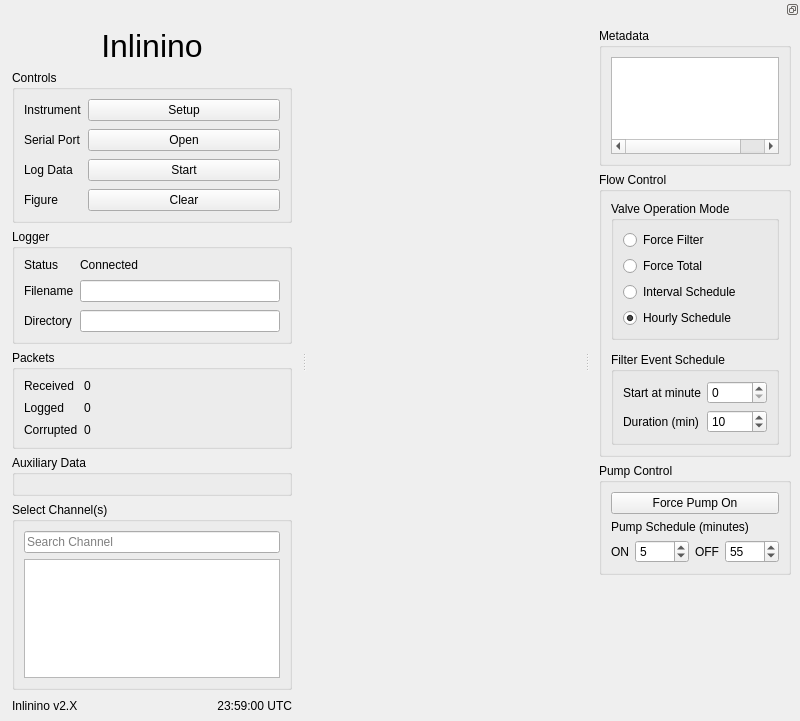
Above: inlinino/resources/main.ui from OceanOptics/Inlinino before the change. Below: the same form after it.
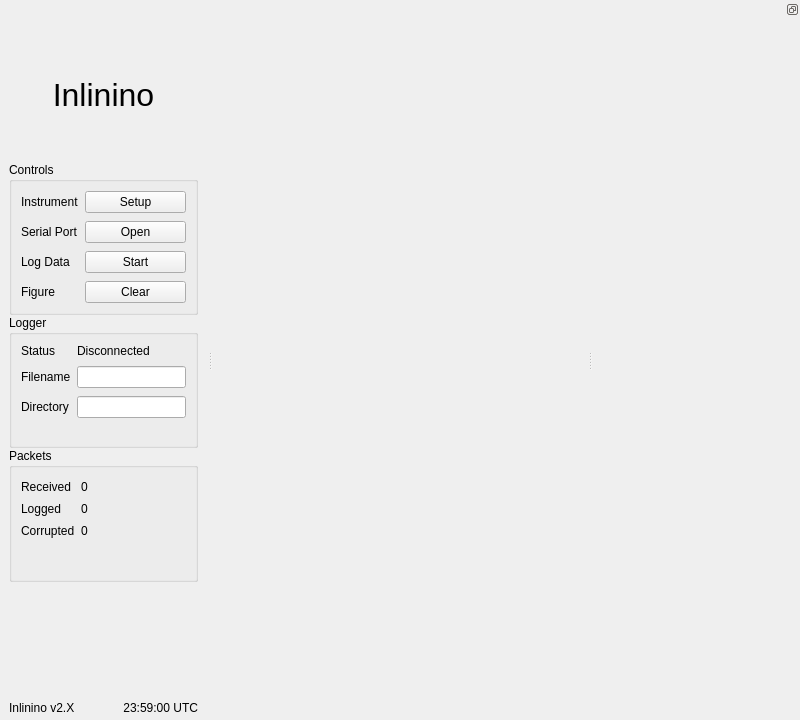
That is the form after the change.

```diff
--- a/inlinino/resources/main.ui
+++ b/inlinino/resources/main.ui
@@ -7,7 +7,7 @@
     <x>0</x>
     <y>0</y>
     <width>800</width>
-    <height>721</height>
+    <height>720</height>
    </rect>
   </property>
   <property name="windowTitle">
@@ -27,11 +27,11 @@
    </layout>
   </widget>
   <widget class="QDockWidget" name="dock_widget_primary">
-   <property name="sizePolicy">
-    <sizepolicy hsizetype="Preferred" vsizetype="Preferred">
-     <horstretch>0</horstretch>
-     <verstretch>1</verstretch>
-    </sizepolicy>
+   <property name="minimumSize">
+    <size>
+     <width>207</width>
+     <height>490</height>
+    </size>
    </property>
    <property name="floating">
     <bool>false</bool>
@@ -45,10 +45,10 @@
    <attribute name="dockWidgetArea">
     <number>1</number>
    </attribute>
-   <widget class="QWidget" name="dockWidgetContents">
-    <layout class="QVBoxLayout" name="dw_primary_layout">
-     <property name="leftMargin">
-      <number>12</number>
+   <widget class="QWidget" name="docked_widget_core">
+    <layout class="QVBoxLayout" name="docked_widget_core_layout">
+     <property name="spacing">
+      <number>0</number>
      </property>
      <property name="bottomMargin">
       <number>5</number>
@@ -65,7 +65,7 @@
         <bool>false</bool>
        </property>
        <property name="alignment">
-        <set>Qt::AlignHCenter|Qt::AlignTop</set>
+        <set>Qt::AlignCenter</set>
        </property>
        <property name="margin">
         <number>8</number>
@@ -192,7 +192,7 @@
         <item row="0" column="1">
          <widget class="QLabel" name="label_status">
           <property name="text">
-           <string>Connected</string>
+           <string>Disconnected</string>
           </property>
          </widget>
         </item>
@@ -254,6 +254,9 @@
         <property name="verticalSpacing">
          <number>8</number>
         </property>
+        <property name="topMargin">
+         <number>12</number>
+        </property>
         <item row="0" column="0">
          <widget class="QLabel" name="label_6">
           <property name="text">
@@ -300,72 +303,40 @@
       </widget>
      </item>
      <item>
-      <widget class="QGroupBox" name="group_box_aux_data">
-       <property name="enabled">
-        <bool>true</bool>
+      <layout class="QVBoxLayout" name="docked_widget_primary_layout">
+       <property name="spacing">
+        <number>0</number>
        </property>
-       <property name="title">
-        <string>Auxiliary Data</string>
+       <property name="leftMargin">
+        <number>0</number>
        </property>
-       <layout class="QFormLayout" name="group_box_aux_data_layout">
-        <property name="labelAlignment">
-         <set>Qt::AlignLeading|Qt::AlignLeft|Qt::AlignVCenter</set>
-        </property>
-        <property name="formAlignment">
-         <set>Qt::AlignLeading|Qt::AlignLeft|Qt::AlignTop</set>
-        </property>
-        <property name="verticalSpacing">
-         <number>8</number>
-        </property>
-       </layout>
-      </widget>
-     </item>
-     <item>
-      <widget class="QGroupBox" name="group_box_active_timeseries_variables">
-       <property name="title">
-        <string>Select Channel(s)</string>
+       <property name="topMargin">
+        <number>0</number>
        </property>
-       <layout class="QVBoxLayout" name="group_box_active_timeseries_variables_layout">
-        <item>
-         <widget class="QLineEdit" name="le_active_timeseries_variables_search">
-          <property name="placeholderText">
-           <string>Search Channel</string>
-          </property>
-         </widget>
-        </item>
-        <item>
-         <widget class="QListView" name="list_view_active_timeseries_variables">
-          <property name="sizePolicy">
-           <sizepolicy hsizetype="Preferred" vsizetype="Expanding">
-            <horstretch>0</horstretch>
-            <verstretch>0</verstretch>
-           </sizepolicy>
-          </property>
-         </widget>
-        </item>
-       </layout>
-      </widget>
-     </item>
-     <item>
-      <spacer name="patrick_the_vertical_spacer">
-       <property name="orientation">
-        <enum>Qt::Vertical</enum>
+       <property name="rightMargin">
+        <number>0</number>
        </property>
-       <property name="sizeHint" stdset="0">
-        <size>
-         <width>0</width>
-         <height>20</height>
-        </size>
+       <property name="bottomMargin">
+        <number>0</number>
        </property>
-      </spacer>
+      </layout>
      </item>
      <item>
       <layout class="QHBoxLayout" name="horizontal_layout_footer">
        <item>
         <widget class="QLabel" name="label_app_version">
+         <property name="sizePolicy">
+          <sizepolicy hsizetype="Preferred" vsizetype="Minimum">
+           <horstretch>0</horstretch>
+           <verstretch>0</verstretch>
+          </sizepolicy>
+         </property>
          <property name="text">
           <string>Inlinino v2.X</string>
          </property>
+         <property name="alignment">
+          <set>Qt::AlignBottom|Qt::AlignLeading|Qt::AlignLeft</set>
+         </property>
         </widget>
        </item>
        <item>
@@ -375,19 +346,25 @@
          </property>
          <property name="sizeHint" stdset="0">
           <size>
-           <width>40</width>
-           <height>20</height>
+           <width>0</width>
+           <height>0</height>
           </size>
          </property>
         </spacer>
        </item>
        <item>
         <widget class="QLabel" name="label_clock">
+         <property name="sizePolicy">
+          <sizepolicy hsizetype="Preferred" vsizetype="Minimum">
+           <horstretch>0</horstretch>
+           <verstretch>0</verstretch>
+          </sizepolicy>
+         </property>
          <property name="text">
           <string>23:59:00 UTC</string>
          </property>
          <property name="alignment">
-          <set>Qt::AlignRight|Qt::AlignTrailing|Qt::AlignVCenter</set>
+          <set>Qt::AlignBottom|Qt::AlignRight|Qt::AlignTrailing</set>
          </property>
         </widget>
        </item>
@@ -397,6 +374,15 @@
    </widget>
   </widget>
   <widget class="QDockWidget" name="dock_widget_secondary">
+   <property name="enabled">
+    <bool>true</bool>
+   </property>
+   <property name="minimumSize">
+    <size>
+     <width>207</width>
+     <height>0</height>
+    </size>
+   </property>
    <property name="floating">
     <bool>false</bool>
    </property>
@@ -409,270 +395,8 @@
    <attribute name="dockWidgetArea">
     <number>2</number>
    </attribute>
-   <widget class="QWidget" name="dock_widget_secondary_layout">
-    <layout class="QVBoxLayout" name="verticalLayout_2">
-     <item>
-      <widget class="QGroupBox" name="group_box_metadata">
-       <property name="title">
-        <string>Metadata</string>
-       </property>
-       <layout class="QVBoxLayout" name="verticalLayout_3">
-        <item>
-         <widget class="QTreeWidget" name="tree_widget_metadata">
-          <property name="sizePolicy">
-           <sizepolicy hsizetype="Minimum" vsizetype="Expanding">
-            <horstretch>0</horstretch>
-            <verstretch>0</verstretch>
-           </sizepolicy>
-          </property>
-          <property name="sizeAdjustPolicy">
-           <enum>QAbstractScrollArea::AdjustToContentsOnFirstShow</enum>
-          </property>
-          <property name="editTriggers">
-           <set>QAbstractItemView::NoEditTriggers</set>
-          </property>
-          <property name="selectionMode">
-           <enum>QAbstractItemView::NoSelection</enum>
-          </property>
-          <property name="indentation">
-           <number>8</number>
-          </property>
-          <attribute name="headerVisible">
-           <bool>false</bool>
-          </attribute>
-          <column>
-           <property name="text">
-            <string>Key</string>
-           </property>
-          </column>
-          <column>
-           <property name="text">
-            <string>Values</string>
-           </property>
-          </column>
-         </widget>
-        </item>
-       </layout>
-      </widget>
-     </item>
-     <item>
-      <widget class="QGroupBox" name="group_box_instrument_control">
-       <property name="sizePolicy">
-        <sizepolicy hsizetype="Preferred" vsizetype="Minimum">
-         <horstretch>0</horstretch>
-         <verstretch>0</verstretch>
-        </sizepolicy>
-       </property>
-       <property name="title">
-        <string>Flow Control</string>
-       </property>
-       <layout class="QVBoxLayout" name="verticalLayout">
-        <property name="spacing">
-         <number>12</number>
-        </property>
-        <item>
-         <widget class="QGroupBox" name="group_box_valve_mode">
-          <property name="sizePolicy">
-           <sizepolicy hsizetype="Preferred" vsizetype="Minimum">
-            <horstretch>0</horstretch>
-            <verstretch>0</verstretch>
-           </sizepolicy>
-          </property>
-          <property name="title">
-           <string>Valve Operation Mode</string>
-          </property>
-          <layout class="QVBoxLayout" name="verticalLayout_4">
-           <item>
-            <widget class="QRadioButton" name="radio_instrument_control_filter">
-             <property name="text">
-              <string>Force Filter</string>
-             </property>
-            </widget>
-           </item>
-           <item>
-            <widget class="QRadioButton" name="radio_instrument_control_total">
-             <property name="text">
-              <string>Force Total</string>
-             </property>
-            </widget>
-           </item>
-           <item>
-            <widget class="QRadioButton" name="radio_instrument_control_interval">
-             <property name="text">
-              <string>Interval Schedule</string>
-             </property>
-            </widget>
-           </item>
-           <item>
-            <widget class="QRadioButton" name="radio_instrument_control_hourly">
-             <property name="text">
-              <string>Hourly Schedule</string>
-             </property>
-             <property name="checked">
-              <bool>true</bool>
-             </property>
-            </widget>
-           </item>
-          </layout>
-         </widget>
-        </item>
-        <item>
-         <widget class="QGroupBox" name="group_box_instrument_control_filter_schedule">
-          <property name="enabled">
-           <bool>true</bool>
-          </property>
-          <property name="sizePolicy">
-           <sizepolicy hsizetype="Preferred" vsizetype="Minimum">
-            <horstretch>0</horstretch>
-            <verstretch>0</verstretch>
-           </sizepolicy>
-          </property>
-          <property name="title">
-           <string>Filter Event Schedule</string>
-          </property>
-          <layout class="QFormLayout" name="formLayout_2">
-           <item row="0" column="0">
-            <widget class="QLabel" name="label_instrument_control_filter_start_every">
-             <property name="enabled">
-              <bool>true</bool>
-             </property>
-             <property name="text">
-              <string>Start at minute</string>
-             </property>
-             <property name="buddy">
-              <cstring>spinbox_instrument_control_filter_start_every</cstring>
-             </property>
-            </widget>
-           </item>
-           <item row="0" column="1">
-            <widget class="QSpinBox" name="spinbox_instrument_control_filter_start_every">
-             <property name="minimum">
-              <number>0</number>
-             </property>
-             <property name="maximum">
-              <number>9999</number>
-             </property>
-             <property name="value">
-              <number>0</number>
-             </property>
-            </widget>
-           </item>
-           <item row="1" column="0">
-            <widget class="QLabel" name="label_filter_duration">
-             <property name="text">
-              <string>Duration (min)</string>
-             </property>
-             <property name="buddy">
-              <cstring>spinbox_instrument_control_filter_duration</cstring>
-             </property>
-            </widget>
-           </item>
-           <item row="1" column="1">
-            <widget class="QSpinBox" name="spinbox_instrument_control_filter_duration">
-             <property name="minimum">
-              <number>1</number>
-             </property>
-             <property name="maximum">
-              <number>9999</number>
-             </property>
-             <property name="value">
-              <number>10</number>
-             </property>
-            </widget>
-           </item>
-          </layout>
-         </widget>
-        </item>
-       </layout>
-      </widget>
-     </item>
-     <item>
-      <widget class="QGroupBox" name="group_box_pump_control">
-       <property name="title">
-        <string>Pump Control</string>
-       </property>
-       <layout class="QVBoxLayout" name="verticalLayout_5">
-        <item>
-         <widget class="QPushButton" name="pb_toggle_pump">
-          <property name="text">
-           <string>Force Pump On</string>
-          </property>
-          <property name="checkable">
-           <bool>true</bool>
-          </property>
-         </widget>
-        </item>
-        <item>
-         <widget class="QLabel" name="label_pump_schedule">
-          <property name="text">
-           <string>Pump Schedule (minutes)</string>
-          </property>
-         </widget>
-        </item>
-        <item>
-         <layout class="QHBoxLayout" name="horizontalLayout">
-          <item>
-           <widget class="QLabel" name="label_2">
-            <property name="text">
-             <string>ON</string>
-            </property>
-           </widget>
-          </item>
-          <item>
-           <widget class="QSpinBox" name="spinbox_pump_on">
-            <property name="minimum">
-             <number>0</number>
-            </property>
-            <property name="maximum">
-             <number>9999</number>
-            </property>
-            <property name="value">
-             <number>5</number>
-            </property>
-           </widget>
-          </item>
-          <item>
-           <widget class="QLabel" name="label_10">
-            <property name="text">
-             <string>OFF</string>
-            </property>
-           </widget>
-          </item>
-          <item>
-           <widget class="QSpinBox" name="spinbox_pump_off">
-            <property name="minimum">
-             <number>0</number>
-            </property>
-            <property name="maximum">
-             <number>9999</number>
-            </property>
-            <property name="value">
-             <number>55</number>
-            </property>
-           </widget>
-          </item>
-         </layout>
-        </item>
-       </layout>
-      </widget>
-     </item>
-     <item>
-      <spacer name="verticalSpacer">
-       <property name="orientation">
-        <enum>Qt::Vertical</enum>
-       </property>
-       <property name="sizeType">
-        <enum>QSizePolicy::MinimumExpanding</enum>
-       </property>
-       <property name="sizeHint" stdset="0">
-        <size>
-         <width>20</width>
-         <height>40</height>
-        </size>
-       </property>
-      </spacer>
-     </item>
-    </layout>
+   <widget class="QWidget" name="docked_widget_secondary">
+    <layout class="QVBoxLayout" name="docked_widget_secondary_layout"/>
    </widget>
   </widget>
  </widget>
```
Left out of the diff: 11 changed lines with no effect on the pictures.
